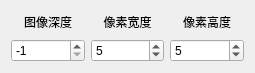
BugAngel/ImageProcessingTeachingSoftware, file contour/boxfilter.ui: the form before one commit.
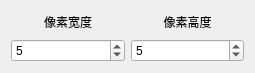
The form after the commit.

What changed in the file:
```diff
--- a/contour/boxfilter.ui
+++ b/contour/boxfilter.ui
@@ -15,16 +15,6 @@
   </property>
   <layout class="QGridLayout" name="gridLayout">
    <item row="0" column="0">
-    <widget class="QLabel" name="label">
-     <property name="text">
-      <string>图像深度</string>
-     </property>
-     <property name="alignment">
-      <set>Qt::AlignCenter</set>
-     </property>
-    </widget>
-   </item>
-   <item row="0" column="1">
     <widget class="QLabel" name="label_2">
      <property name="text">
       <string>像素宽度</string>
@@ -34,28 +24,8 @@
      </property>
     </widget>
    </item>
-   <item row="0" column="2">
-    <widget class="QLabel" name="label_3">
-     <property name="text">
-      <string>像素高度</string>
-     </property>
-     <property name="alignment">
-      <set>Qt::AlignCenter</set>
-     </property>
-    </widget>
-   </item>
-   <item row="1" column="0">
-    <widget class="QSpinBox" name="spinBox">
-     <property name="minimum">
-      <number>-1</number>
-     </property>
-     <property name="value">
-      <number>-1</number>
-     </property>
-    </widget>
-   </item>
    <item row="1" column="1">
-    <widget class="QSpinBox" name="spinBox_2">
+    <widget class="QSpinBox" name="spinBox_3">
      <property name="minimum">
       <number>1</number>
      </property>
@@ -67,8 +37,18 @@
      </property>
     </widget>
    </item>
-   <item row="1" column="2">
-    <widget class="QSpinBox" name="spinBox_3">
+   <item row="0" column="1">
+    <widget class="QLabel" name="label_3">
+     <property name="text">
+      <string>像素高度</string>
+     </property>
+     <property name="alignment">
+      <set>Qt::AlignCenter</set>
+     </property>
+    </widget>
+   </item>
+   <item row="1" column="0">
+    <widget class="QSpinBox" name="spinBox_2">
      <property name="minimum">
       <number>1</number>
      </property>
```
